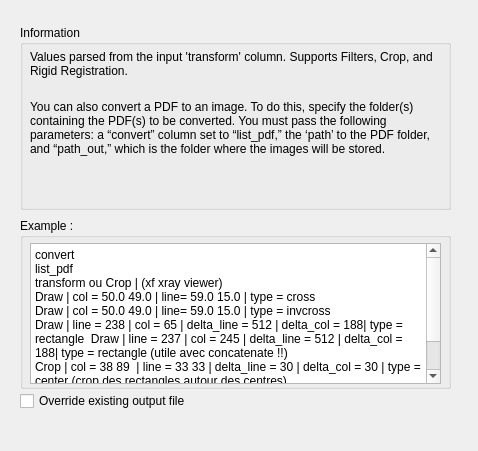
Above: orangecontrib/IMG4IT/widgets/designer/ow_image_apply_transform.ui from TigerODM/TigerODM before the change. Below: the same form after it.
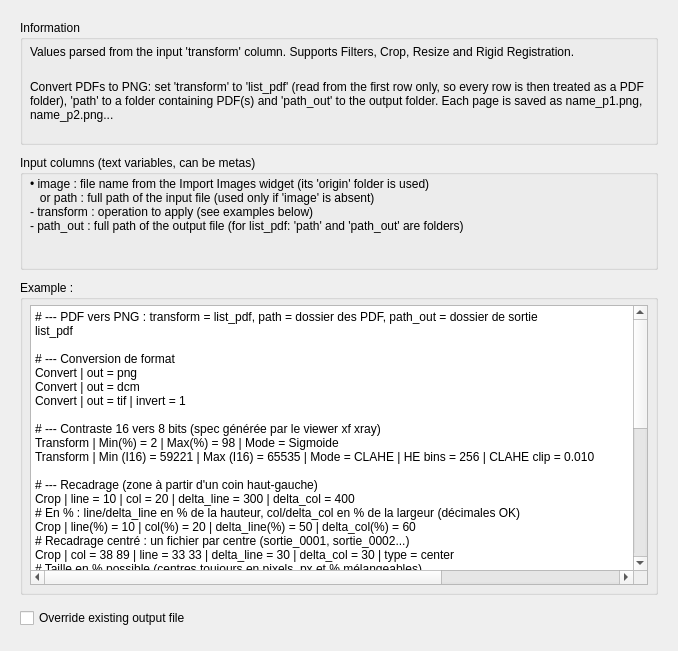
That is the form after the change.

Diff of the .ui file:
```diff
--- a/orangecontrib/IMG4IT/widgets/designer/ow_image_apply_transform.ui
+++ b/orangecontrib/IMG4IT/widgets/designer/ow_image_apply_transform.ui
@@ -6,8 +6,8 @@
    <rect>
     <x>0</x>
     <y>0</y>
-    <width>478</width>
-    <height>451</height>
+    <width>678</width>
+    <height>651</height>
    </rect>
   </property>
   <property name="windowTitle">
@@ -17,9 +17,9 @@
    <property name="geometry">
     <rect>
      <x>20</x>
-     <y>25</y>
-     <width>431</width>
-     <height>185</height>
+     <y>20</y>
+     <width>638</width>
+     <height>125</height>
     </rect>
    </property>
    <property name="title">
@@ -30,12 +30,12 @@
      <rect>
       <x>10</x>
       <y>25</y>
-      <width>411</width>
-      <height>45</height>
+      <width>618</width>
+      <height>30</height>
      </rect>
     </property>
     <property name="text">
-     <string>Values parsed from the input 'transform' column. Supports Filters, Crop, and Rigid Registration.</string>
+     <string>Values parsed from the input 'transform' column. Supports Filters, Crop, Resize and Rigid Registration.</string>
     </property>
     <property name="alignment">
      <set>Qt::AlignLeading|Qt::AlignLeft|Qt::AlignTop</set>
@@ -48,13 +48,51 @@
     <property name="geometry">
      <rect>
       <x>10</x>
-      <y>75</y>
-      <width>411</width>
-      <height>105</height>
+      <y>60</y>
+      <width>618</width>
+      <height>55</height>
      </rect>
     </property>
     <property name="text">
-     <string>You can also convert a PDF to an image. To do this, specify the folder(s) containing the PDF(s) to be converted. You must pass the following parameters: a “convert” column set to “list_pdf,” the ‘path’ to the PDF folder, and “path_out,” which is the folder where the images will be stored.</string>
+     <string>Convert PDFs to PNG: set 'transform' to 'list_pdf' (read from the first row only, so every row is then treated as a PDF folder), 'path' to a folder containing PDF(s) and 'path_out' to the output folder. Each page is saved as name_p1.png, name_p2.png...</string>
+    </property>
+    <property name="alignment">
+     <set>Qt::AlignLeading|Qt::AlignLeft|Qt::AlignTop</set>
+    </property>
+    <property name="wordWrap">
+     <bool>true</bool>
+    </property>
+   </widget>
+  </widget>
+  <widget class="QGroupBox" name="groupBox_columns">
+   <property name="geometry">
+    <rect>
+     <x>20</x>
+     <y>155</y>
+     <width>638</width>
+     <height>115</height>
+    </rect>
+   </property>
+   <property name="title">
+    <string>Input columns (text variables, can be metas)</string>
+   </property>
+   <widget class="QLabel" name="Description_columns">
+    <property name="geometry">
+     <rect>
+      <x>10</x>
+      <y>22</y>
+      <width>618</width>
+      <height>88</height>
+     </rect>
+    </property>
+    <property name="text">
+     <string>• image : file name from the Import Images widget (its 'origin' folder is used)
+   or path : full path of the input file (used only if 'image' is absent)
+- transform : operation to apply (see examples below)
+- path_out : full path of the output file (for list_pdf: 'path' and 'path_out' are folders)</string>
+    </property>
+    <property name="textFormat">
+     <enum>Qt::PlainText</enum>
     </property>
     <property name="alignment">
      <set>Qt::AlignLeading|Qt::AlignLeft|Qt::AlignTop</set>
@@ -68,9 +106,9 @@
    <property name="geometry">
     <rect>
      <x>20</x>
-     <y>218</y>
-     <width>431</width>
-     <height>171</height>
+     <y>280</y>
+     <width>638</width>
+     <height>315</height>
     </rect>
    </property>
    <property name="title">
@@ -81,20 +119,56 @@
      <rect>
       <x>10</x>
       <y>25</y>
-      <width>411</width>
-      <height>141</height>
+      <width>618</width>
+      <height>280</height>
      </rect>
     </property>
+    <property name="lineWrapMode">
+     <enum>QPlainTextEdit::NoWrap</enum>
+    </property>
+    <property name="readOnly">
+     <bool>true</bool>
+    </property>
     <property name="plainText">
-     <string>convert
+     <string># --- PDF vers PNG : transform = list_pdf, path = dossier des PDF, path_out = dossier de sortie
 list_pdf
-transform ou Crop | (xf xray viewer)
-Draw | col = 50.0 49.0 | line= 59.0 15.0 | type = cross
-Draw | col = 50.0 49.0 | line= 59.0 15.0 | type = invcross
-Draw | line = 238 | col = 65 | delta_line = 512 | delta_col = 188| type = rectangle  Draw | line = 237 | col = 245 | delta_line = 512 | delta_col = 188| type = rectangle (utile avec concatenate !!)
-Crop | col = 38 89  | line = 33 33 | delta_line = 30 | delta_col = 30 | type = center (crop des rectangles autour des centres)
+
+# --- Conversion de format
+Convert | out = png
+Convert | out = dcm
+Convert | out = tif | invert = 1
+
+# --- Contraste 16 vers 8 bits (spec générée par le viewer xf xray)
+Transform | Min(%) = 2 | Max(%) = 98 | Mode = Sigmoide
+Transform | Min (I16) = 59221 | Max (I16) = 65535 | Mode = CLAHE | HE bins = 256 | CLAHE clip = 0.010
+
+# --- Recadrage (zone à partir d'un coin haut-gauche)
+Crop | line = 10 | col = 20 | delta_line = 300 | delta_col = 400
+# En % : line/delta_line en % de la hauteur, col/delta_col en % de la largeur (décimales OK)
+Crop | line(%) = 10 | col(%) = 20 | delta_line(%) = 50 | delta_col(%) = 60
+# Recadrage centré : un fichier par centre (sortie_0001, sortie_0002...)
+Crop | col = 38 89 | line = 33 33 | delta_line = 30 | delta_col = 30 | type = center
+# Taille en % possible (centres toujours en pixels, px et % mélangeables)
+Crop | col = 38 89 | line = 33 33 | delta_line(%) = 10 | delta_col(%) = 15 | type = center
+
+# --- Redimensionnement (width seul ou height seul : ratio conservé)
+Resize | width = 512 | height = 256 | interpolation = bilinear
+Resize | width = 512
+Resize | scale = 0.5
+
+# --- Annotations (value = 255 en 8 bits, 65535 en 16 bits)
+Draw | col = 50 49 | line = 59 15 | type = cross
+Draw | col = 50 49 | line = 59 15 | type = invcross
+Draw | line = 238 | col = 65 | delta_line = 512 | delta_col = 188 | type = rectangle
 Write | col = 50 | line = 100 | text = HELLO 123 | size = 2 | value = 255
-</string>
+# Write en % : col(%) de la largeur, line(%) de la hauteur, size(%) = hauteur du texte
+Write | col(%) = 5 | line(%) = 90 | text = OK | size(%) = 4 | value = 255
+
+# --- Chaînes : appliquées de gauche à droite, Transform toujours en premier
+# Les valeurs en % portent sur l'image courante (ex. après un Crop : l'image recadrée)
+Crop | line = 10 | col = 20 | delta_line = 300 | delta_col = 400 | Resize | width = 200
+Draw | line = 238 | col = 65 | delta_line = 512 | delta_col = 188 | type = rectangle | Draw | line = 237 | col = 245 | delta_line = 512 | delta_col = 188 | type = rectangle
+Transform | Min(%) = 2 | Max(%) = 98 | Mode = Sigmoide | Resize | scale = 0.5 | Write | col = 5 | line = 5 | text = TEST | value = 255</string>
     </property>
    </widget>
   </widget>
@@ -102,7 +176,7 @@
    <property name="geometry">
     <rect>
      <x>20</x>
-     <y>390</y>
+     <y>607</y>
      <width>331</width>
      <height>22</height>
     </rect>
```
Left out of the diff: 1 changed line with no effect on the pictures.
